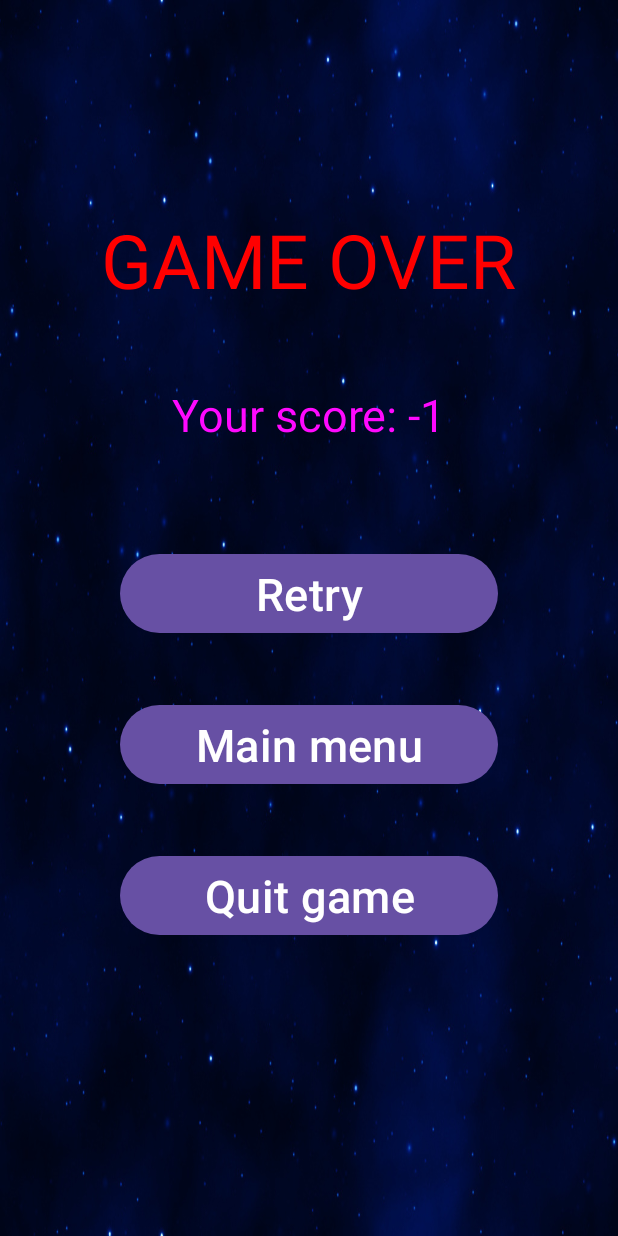
After one commit to thespiderminh/UET-mobile-app-midterm-game, an Android app: the GameOverActivity screen opened directly, with no data from a screen before it, on a phone screen of 412 x 824 dp. The commit adds this screen. Run offline under Robolectric (Android 15) with nearby library versions, the phone set to English and light mode, and no system bars.

Commit message:
Score and 80% of Game Over Activity

```diff
--- /dev/null
+++ b/app/src/main/java/com/example/banmaybay/activities/GameOverActivity.java
@@ -0,0 +1,54 @@
+package com.example.banmaybay.activities;
+
+import android.annotation.SuppressLint;
+import android.content.Intent;
+import android.os.Bundle;
+
+import androidx.activity.EdgeToEdge;
+import androidx.appcompat.app.AppCompatActivity;
+import androidx.core.graphics.Insets;
+import androidx.core.view.ViewCompat;
+import androidx.core.view.WindowInsetsCompat;
+
+import com.example.banmaybay.MainActivity;
+import com.example.banmaybay.R;
+import com.example.banmaybay.databinding.ActivityGameOverBinding;
+import com.example.banmaybay.musicandsound.SoundEffect;
+
+public class GameOverActivity extends AppCompatActivity {
+    private ActivityGameOverBinding binding;
+    private SoundEffect sound;
+    @SuppressLint("SetTextI18n")
+    @Override
+    protected void onCreate(Bundle savedInstanceState) {
+        super.onCreate(savedInstanceState);
+        binding = ActivityGameOverBinding.inflate(getLayoutInflater());
+        sound = new SoundEffect(this.getApplicationContext());
+        setContentView(binding.getRoot());
+
+        Intent i = getIntent();
+        int score = i.getIntExtra("Score", -1);
+
+        binding.textView2.setText(binding.textView2.getText().toString() + score);
+
+        binding.retry.setOnClickListener(v -> {
+            sound.buttonClick();
+            Intent intent = new Intent(this, MainActivity.class);
+            startActivity(intent, null);
+            this.finish();
+        });
+
+        binding.mainMenu.setOnClickListener(v -> {
+            sound.buttonClick();
+            Intent intent = new Intent(this, StartMenu.class);
+            startActivity(intent, null);
+            this.finish();
+        });
+
+        binding.quitGame.setOnClickListener(v -> {
+            sound.buttonClick();
+            this.finishAffinity();
+            System.exit(0);
+        });
+    }
+}
--- a/app/src/main/java/com/example/banmaybay/InGameMusic.java
+++ b/app/src/main/java/com/example/banmaybay/musicandsound/InGameMusic.java
@@ -1,4 +1,4 @@
-package com.example.banmaybay;
+package com.example.banmaybay.musicandsound;
 
 import android.app.Service;
 import android.content.Intent;
--- a/app/src/main/java/com/example/banmaybay/SoundEffect.java
+++ b/app/src/main/java/com/example/banmaybay/musicandsound/SoundEffect.java
@@ -1,10 +1,12 @@
-package com.example.banmaybay;
+package com.example.banmaybay.musicandsound;
 
 import android.content.Context;
 import android.media.AudioAttributes;
 import android.media.AudioManager;
 import android.media.SoundPool;
 import android.os.Build;
+
+import com.example.banmaybay.R;
 
 public class SoundEffect {
     private AudioAttributes audio;
--- a/app/src/main/java/com/example/banmaybay/StartMusic.java
+++ b/app/src/main/java/com/example/banmaybay/musicandsound/StartMusic.java
@@ -1,9 +1,11 @@
-package com.example.banmaybay;
+package com.example.banmaybay.musicandsound;
 
 import android.app.Service;
 import android.content.Intent;
 import android.media.MediaPlayer;
 import android.os.IBinder;
+
+import com.example.banmaybay.R;
 
 public class StartMusic extends Service {
     public static MediaPlayer mediaPlayerStart;
--- /dev/null
+++ b/app/src/main/res/layout/activity_game_over.xml
@@ -0,0 +1,75 @@
+<?xml version="1.0" encoding="utf-8"?>
+<androidx.constraintlayout.widget.ConstraintLayout xmlns:android="http://schemas.android.com/apk/res/android"
+    xmlns:app="http://schemas.android.com/apk/res-auto"
+    xmlns:tools="http://schemas.android.com/tools"
+    android:id="@+id/main"
+    android:layout_width="match_parent"
+    android:layout_height="match_parent"
+    android:background="@drawable/background"
+    tools:context=".activities.GameOverActivity">
+
+    <LinearLayout
+        android:id="@+id/linearLayout"
+        android:layout_width="match_parent"
+        android:layout_height="wrap_content"
+        android:layout_marginHorizontal="60dp"
+        android:gravity="center"
+        android:orientation="vertical"
+        app:layout_constraintBottom_toBottomOf="parent"
+        app:layout_constraintEnd_toEndOf="parent"
+        app:layout_constraintStart_toStartOf="parent"
+        app:layout_constraintTop_toTopOf="parent"
+        app:layout_constraintVertical_bias="0.662">
+
+        <Button
+            android:id="@+id/retry"
+            android:layout_width="match_parent"
+            android:layout_height="wrap_content"
+            android:layout_margin="20dp"
+            android:text="@string/retry"
+            android:textSize="30sp" />
+
+        <Button
+            android:id="@+id/mainMenu"
+            android:layout_width="match_parent"
+            android:layout_height="wrap_content"
+            android:layout_margin="20dp"
+            android:text="@string/main_menu"
+            android:textSize="30sp" />
+
+        <Button
+            android:id="@+id/quitGame"
+            android:layout_width="match_parent"
+            android:layout_height="wrap_content"
+            android:layout_margin="20dp"
+            android:text="@string/quit_game"
+            android:textSize="30sp" />
+    </LinearLayout>
+
+    <TextView
+        android:id="@+id/textView"
+        android:layout_width="wrap_content"
+        android:layout_height="wrap_content"
+        android:text="@string/game_over"
+        android:textSize="50sp"
+        android:textColor="@color/red"
+        app:layout_constraintBottom_toTopOf="@+id/linearLayout"
+        app:layout_constraintEnd_toEndOf="parent"
+        app:layout_constraintStart_toStartOf="parent"
+        app:layout_constraintTop_toTopOf="parent" />
+
+    <TextView
+        android:id="@+id/textView2"
+        android:layout_width="wrap_content"
+        android:layout_height="wrap_content"
+        android:text="Your score: "
+        android:textSize="30sp"
+        android:textColor="@color/magenta"
+        app:layout_constraintBottom_toTopOf="@+id/linearLayout"
+        app:layout_constraintEnd_toEndOf="parent"
+        app:layout_constraintStart_toStartOf="parent"
+        app:layout_constraintTop_toBottomOf="@+id/textView"
+        tools:ignore="HardcodedText" />
+
+
+</androidx.constraintlayout.widget.ConstraintLayout>
--- a/app/src/main/res/layout/activity_pause.xml
+++ b/app/src/main/res/layout/activity_pause.xml
@@ -6,7 +6,7 @@
     android:layout_width="match_parent"
     android:layout_height="match_parent"
     android:background="@drawable/background"
-    tools:context=".PauseActivity">
+    tools:context=".activities.PauseActivity">
 
     <LinearLayout
         android:layout_width="match_parent"
--- a/app/src/main/res/layout/activity_start_menu.xml
+++ b/app/src/main/res/layout/activity_start_menu.xml
@@ -6,7 +6,7 @@
     android:layout_width="match_parent"
     android:layout_height="match_parent"
     android:background="@drawable/background"
-    tools:context=".StartMenu">
+    tools:context=".activities.StartMenu">
 
     <ImageButton
         android:id="@+id/btPlay"
--- a/app/src/main/res/values/strings.xml
+++ b/app/src/main/res/values/strings.xml
@@ -5,4 +5,7 @@
     <string name="resume_game">Resume game</string>
     <string name="restart_game">Restart game</string>
     <string name="quit_game">Quit game</string>
+    <string name="game_over">GAME OVER</string>
+    <string name="retry">Retry</string>
+    <string name="main_menu">Main menu</string>
 </resources>
--- a/app/src/main/res/values/themes.xml
+++ b/app/src/main/res/values/themes.xml
@@ -1,6 +1,6 @@
 <resources xmlns:tools="http://schemas.android.com/tools">
     <!-- Base application theme. -->
-    <style name="Base.Theme.BanMayBay" parent="Theme.Material3.Light">
+    <style name="Base.Theme.BanMayBay" parent="Theme.Material3.Light.NoActionBar">
         <!-- Customize your light theme here. -->
         <!-- <item name="colorPrimary">@color/my_light_primary</item> -->
     </style>
```
Also changed, not shown: app/src/main/AndroidManifest.xml (+7 -4 lines), app/src/main/java/com/example/banmaybay/Game.java (+26 -20 lines), app/src/main/java/com/example/banmaybay/GameLoop.java (+2 -6 lines), app/src/main/java/com/example/banmaybay/MainActivity.java (+5 -5 lines), app/src/main/java/com/example/banmaybay/activities/PauseActivity.java (renamed from app/src/main/java/com/example/banmaybay/PauseActivity.java, +3 -8 lines), app/src/main/java/com/example/banmaybay/activities/StartMenu.java (renamed from app/src/main/java/com/example/banmaybay/StartMenu.java, +6 -8 lines), app/src/main/java/com/example/banmaybay/gamepanel/GameOver.java (deleted, +0 -29 lines), app/src/main/res/layout/activity_game_over_menu.xml (deleted, +0 -22 lines), 1 other file.
